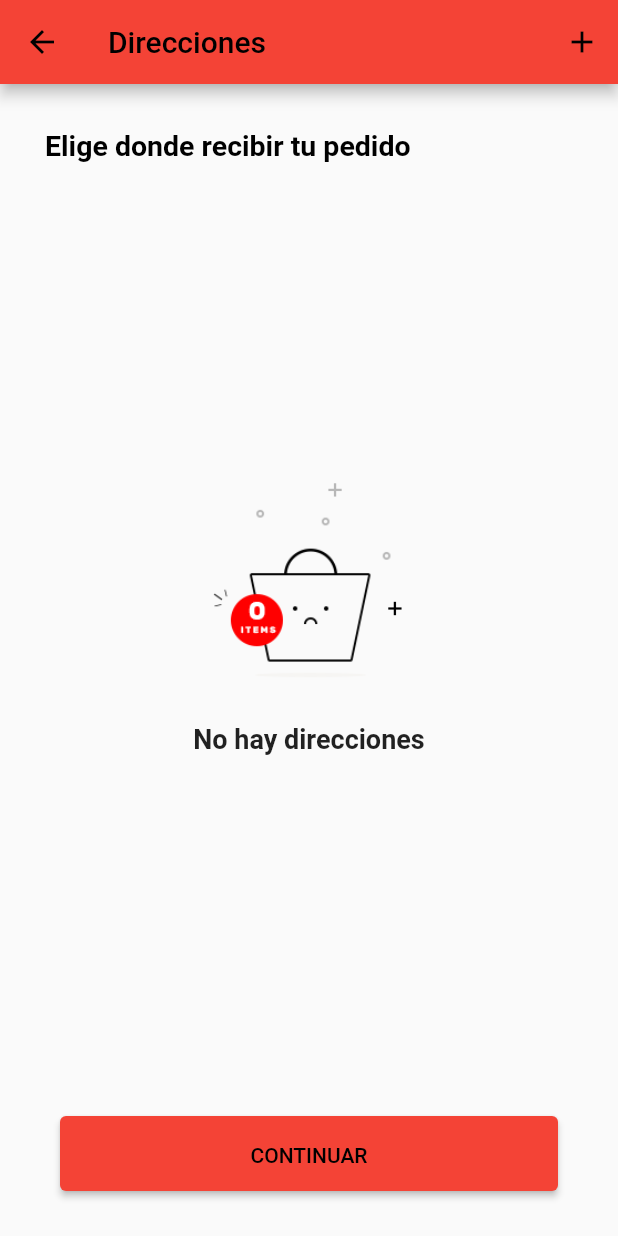
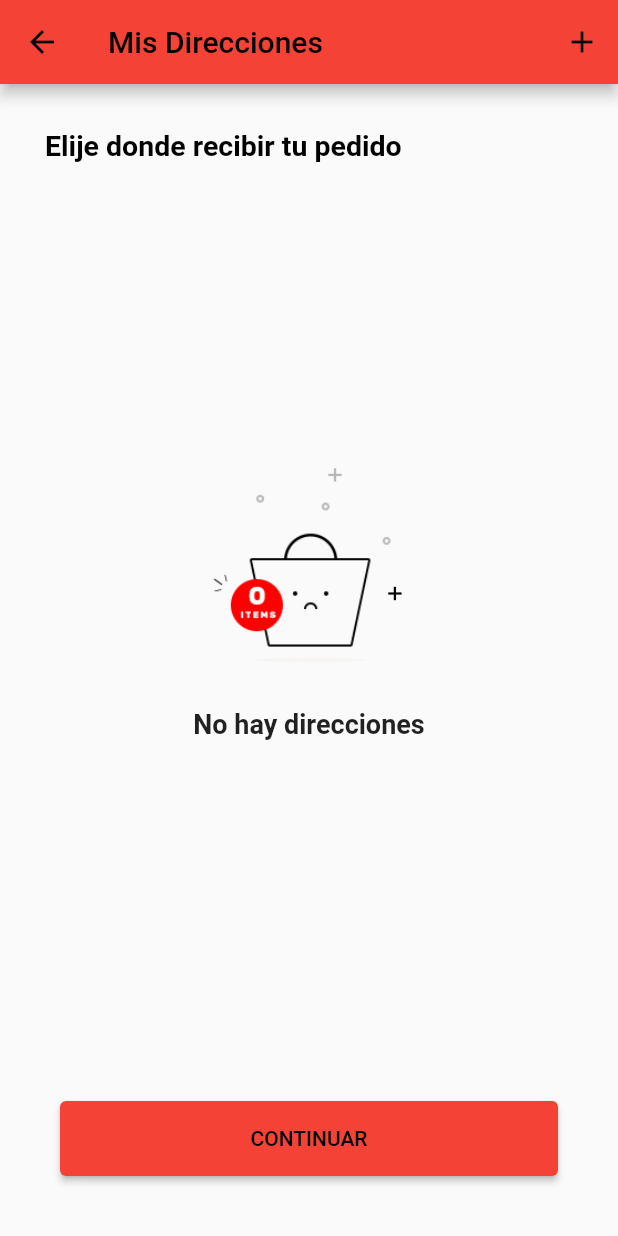
Before and after one commit to Pierrs/proyecto_delivery, a Flutter app: the ClientAddressListPage screen opened by its route, on a phone screen of 412 x 824 dp. Run offline on Flutter 3.47's test engine with Material 2 defaults, Android fonts, the light colour scheme and no system bars; our stand-ins replace firebase_core, firebase_messaging, flutter_credit_card, flutter_image_slideshow, flutter_local_notifications, fluttertoast and 10 more; missing offline and left inert: flutter_phone_direct_caller, flutter_polyline_points; accounts and stored records are empty; network calls fail.

Commit message:
completo_fronted

```diff
--- a/lib/main.dart
+++ b/lib/main.dart
@@ -35,12 +35,11 @@ import 'package:proyecto/src/utils/firebase_config.dart';
 User userSession = User.fromJson(GetStorage().read('user')??{});
 PushNotificationsProvider pushNotificationsProvider = PushNotificationsProvider();
 Future<void> _firebaseMessagingBackgroundHandler(RemoteMessage message) async {
-  // If you're going to use other Firebase services in the background, such as Firestore,
-  // make sure you call `initializeApp` before using other Firebase services.
-  await Firebase.initializeApp(options: FirebaseConfig.currentPlatform);
+  // No es necesario inicializar Firebase aquí nuevamente
   print('Recibiendo notificacion en segundo plano ${message.messageId}');
   // pushNotificationsProvider.showNotification(message);
 }
+
 void main() async{
   await GetStorage.init();
   WidgetsFlutterBinding.ensureInitialized();
--- a/lib/src/pages/client/address/list/client_address_list_page.dart
+++ b/lib/src/pages/client/address/list/client_address_list_page.dart
@@ -4,26 +4,28 @@ import 'package:proyecto/src/models/address.dart';
 import 'package:proyecto/src/pages/client/address/list/client_address_list_controller.dart';
 import 'package:proyecto/src/widgets/no_data_widget.dart';
 class ClientAddressListPage extends StatelessWidget {
-  ClientAddressListController clientAddressListController = Get.put(ClientAddressListController());
+
+  ClientAddressListController con = Get.put(ClientAddressListController());
 
   @override
   Widget build(BuildContext context) {
-    return Scaffold(
+    return  Scaffold(
       bottomNavigationBar: _buttonNext(context),
       appBar: AppBar(
         iconTheme: IconThemeData(
             color: Colors.black
         ),
-        title: Text('Direcciones',
+        title: Text(
+          'Mis Direcciones',
           style: TextStyle(
               color: Colors.black
-        ),),
+          ),
+        ),
         actions: [
           _iconAddressCreate()
         ],
       ),
-      body: GetBuilder<ClientAddressListController>(
-        builder: (value)=>Stack(
+      body: GetBuilder<ClientAddressListController> ( builder: (value) => Stack(
         children: [
           _textSelectAddress(),
           _listAddress(context)
@@ -31,39 +33,60 @@ class ClientAddressListPage extends StatelessWidget {
       )),
     );
   }
-  Widget _listAddress(BuildContext context){
+
+  Widget _buttonNext(BuildContext context) {
+    return Container(
+      width: double.infinity,
+      height: 50,
+      margin: EdgeInsets.symmetric(horizontal: 40, vertical: 40),
+      child: ElevatedButton(
+          onPressed: () => con.createOrder(),
+          style: ElevatedButton.styleFrom(
+              padding: EdgeInsets.symmetric(vertical: 15)
+          ),
+          child: Text(
+            'CONTINUAR',
+            style: TextStyle(
+                color: Colors.black
+            ),
+          )
+      ),
+    );
+  }
+
+  Widget _listAddress(BuildContext context) {
     return Container(
       margin: EdgeInsets.only(top: 50),
       child: FutureBuilder(
-        future: clientAddressListController.getAddress(),
-          builder: (context,AsyncSnapshot<List<Address>>snapshot){
-          if(snapshot.hasData){
-            if(snapshot.data!.isNotEmpty){
+          future: con.getAddress(),
+          builder: (context, AsyncSnapshot<List<Address>> snapshot) {
+            if (snapshot.hasData) {
+              if (snapshot.data!.isNotEmpty) {
                 return ListView.builder(
-                itemCount: snapshot.data?.length??0,
-                  padding: EdgeInsets.symmetric(horizontal: 10,vertical: 20),
-                  itemBuilder: (_, index){
-                    return _radioSelectoAddress(snapshot.data![index], index);
+                    itemCount: snapshot.data?.length ?? 0,
+                    padding: EdgeInsets.symmetric(horizontal: 10, vertical: 20),
+                    itemBuilder: (_, index) {
+                      return _radioSelectorAddress(snapshot.data![index], index);
                     }
                 );
               }
-            else{
+              else {
                 return Center(
-                child: NoDataWidget(text: 'No hay direcciones',),
+                  child: NoDataWidget(text: 'No hay direcciones'),
                 );
               }
             }
-
-          else{
+            else {
               return Center(
-              child: NoDataWidget(text: 'No hay direcciones',),
+                child: NoDataWidget(text: 'No hay direcciones'),
               );
             }
           }
       ),
     );
   }
-  Widget _radioSelectoAddress(Address address, int index){
+
+  Widget _radioSelectorAddress(Address address, int index) {
     return Container(
       margin: EdgeInsets.symmetric(horizontal: 20),
       child: Column(
@@ -71,42 +94,41 @@ class ClientAddressListPage extends StatelessWidget {
           Row(
             children: [
               Radio(
-                value:index,
-              groupValue: clientAddressListController.radioValue.value,
-                  onChanged: clientAddressListController.handleRadioValueChange,
+                value: index,
+                groupValue: con.radioValue.value,
+                onChanged: con.handleRadioValueChange,
               ),
               Column(
                 crossAxisAlignment: CrossAxisAlignment.start,
                 children: [
                   Text(
-                    address.address??'',
-                    style:TextStyle(
+                    address.address ?? '',
+                    style: TextStyle(
                         fontSize: 13,
                         fontWeight: FontWeight.bold
-                    ) ,
+                    ),
                   ),
                   Text(
-                    address.neighborhood??'',
-                    style:TextStyle(
-                        fontSize: 12,
-
-                    ) ,
+                    address.neighborhood ?? '',
+                    style: TextStyle(
+                        fontSize: 12
+                    ),
                   )
                 ],
               )
             ],
           ),
-          Divider(color: Colors.grey[400],)
+          Divider(color: Colors.grey[400])
         ],
       ),
     );
   }
 
-  Widget _textSelectAddress(){
+  Widget _textSelectAddress() {
     return Container(
       margin: EdgeInsets.only(top: 30, left: 30),
       child: Text(
-        'Elige donde recibir tu pedido ',
+        'Elije donde recibir tu pedido',
         style: TextStyle(
             color: Colors.black,
             fontSize: 19,
@@ -115,29 +137,11 @@ class ClientAddressListPage extends StatelessWidget {
       ),
     );
   }
-  Widget _buttonNext(BuildContext context) {
-    return Container(
-      width: double.infinity,
-      height:50 ,
-      margin: const EdgeInsets.symmetric(horizontal: 40, vertical: 30),
-      child: ElevatedButton(
-          onPressed: ()=> clientAddressListController.createOrder(),
-          style: ElevatedButton.styleFrom(
-              padding: const EdgeInsets.symmetric(vertical: 18)
-          ),
-          child: const Text(
-            'CONTINUAR',
-            style: TextStyle(
-                color: Colors.black
-            ),
-          )
-      ),
-    );
-  }
-  Widget _iconAddressCreate(){
+
+  Widget _iconAddressCreate() {
     return IconButton(
-    onPressed:()=> clientAddressListController.goToAddresssCreate(),
-    icon:Icon(
+        onPressed: () => con.goToAddressCreate(),
+        icon: Icon(
           Icons.add,
           color: Colors.black,
         )
--- a/lib/src/pages/client/payments/create/client_payments_create_controller.dart
+++ b/lib/src/pages/client/payments/create/client_payments_create_controller.dart
@@ -1,9 +1,10 @@
 import 'package:flutter/material.dart';
-import 'package:flutter_credit_card/flutter_credit_card.dart';
+import 'package:flutter_credit_card/credit_card_model.dart';
 import 'package:get/get.dart';
 import 'package:proyecto/src/models/mercado_pago_card_token.dart';
 import 'package:proyecto/src/models/mercado_pago_document_type.dart';
 import 'package:proyecto/src/providers/mercado_pago_provider.dart';
+
 
 class ClientPaymentsCreateController extends GetxController {
 
--- a/pubspec.yaml
+++ b/pubspec.yaml
@@ -54,6 +54,7 @@ dependencies:
   flutter_credit_card: ^3.0.1
   firebase_messaging: ^11.2.14
   flutter_local_notifications: ^9.4.0
+  firebase_core: ^1.15.0
 
 
 dev_dependencies:
```
Also changed, not shown: lib/src/pages/client/address/list/client_address_list_controller.dart (+21 -34 lines), lib/src/pages/client/payments/installments/client_payments_installments_controller.dart (+7 -0 lines), lib/src/providers/mercado_pago_provider.dart (+7 -14 lines), lib/src/utils/firebase_config.dart (+5 -5 lines), pubspec.lock. Lines whose indentation alone changed are shown as unchanged.
